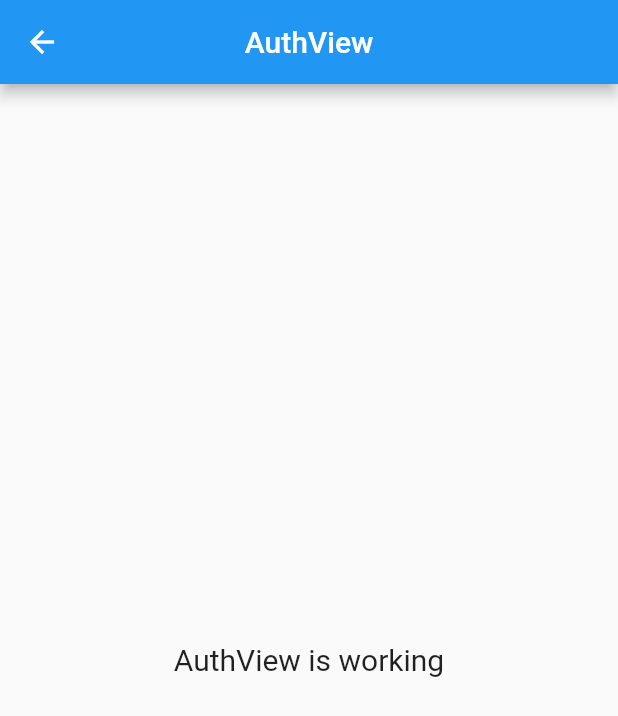
After one commit to Mukhammadaliti/american_dream_messenger, a Flutter app: the AuthView screen opened by its route, on a phone screen of 412 x 824 dp. The commit adds this screen. Shown: the top 716 px of the screen. Run offline on Flutter 3.47's test engine with Material 2 defaults, Android fonts, the phone set to English and light mode, and no system bars; our stand-ins replace get.

Commit message:
add auth moduls

```diff
--- /dev/null
+++ b/lib/app/modules/auth/views/auth_view.dart
@@ -0,0 +1,24 @@
+import 'package:flutter/material.dart';
+
+import 'package:get/get.dart';
+
+import '../controllers/auth_controller.dart';
+
+class AuthView extends GetView<AuthController> {
+  const AuthView({Key? key}) : super(key: key);
+  @override
+  Widget build(BuildContext context) {
+    return Scaffold(
+      appBar: AppBar(
+        title: const Text('AuthView'),
+        centerTitle: true,
+      ),
+      body: const Center(
+        child: Text(
+          'AuthView is working',
+          style: TextStyle(fontSize: 20),
+        ),
+      ),
+    );
+  }
+}
--- a/lib/app/routes/app_pages.dart
+++ b/lib/app/routes/app_pages.dart
@@ -1,5 +1,7 @@
 import 'package:get/get.dart';
 
+import '../modules/auth/bindings/auth_binding.dart';
+import '../modules/auth/views/auth_view.dart';
 import '../modules/home/bindings/home_binding.dart';
 import '../modules/home/views/home_view.dart';
 import '../modules/welcom/bindings/welcom_binding.dart';
@@ -23,5 +25,10 @@ class AppPages {
       page: () => const WelcomView(),
       binding: WelcomBinding(),
     ),
+    GetPage(
+      name: _Paths.AUTH,
+      page: () => const AuthView(),
+      binding: AuthBinding(),
+    ),
   ];
 }
--- a/lib/app/routes/app_routes.dart
+++ b/lib/app/routes/app_routes.dart
@@ -5,10 +5,12 @@ abstract class Routes {
   Routes._();
   static const HOME = _Paths.HOME;
   static const WELCOM = _Paths.WELCOM;
+  static const AUTH = _Paths.AUTH;
 }
 
 abstract class _Paths {
   _Paths._();
   static const HOME = '/home';
   static const WELCOM = '/welcom';
+  static const AUTH = '/auth';
 }
```
Also changed, not shown: lib/app/modules/auth/bindings/auth_binding.dart (added, +12 -0 lines), lib/app/modules/auth/controllers/auth_controller.dart (added, +23 -0 lines).
